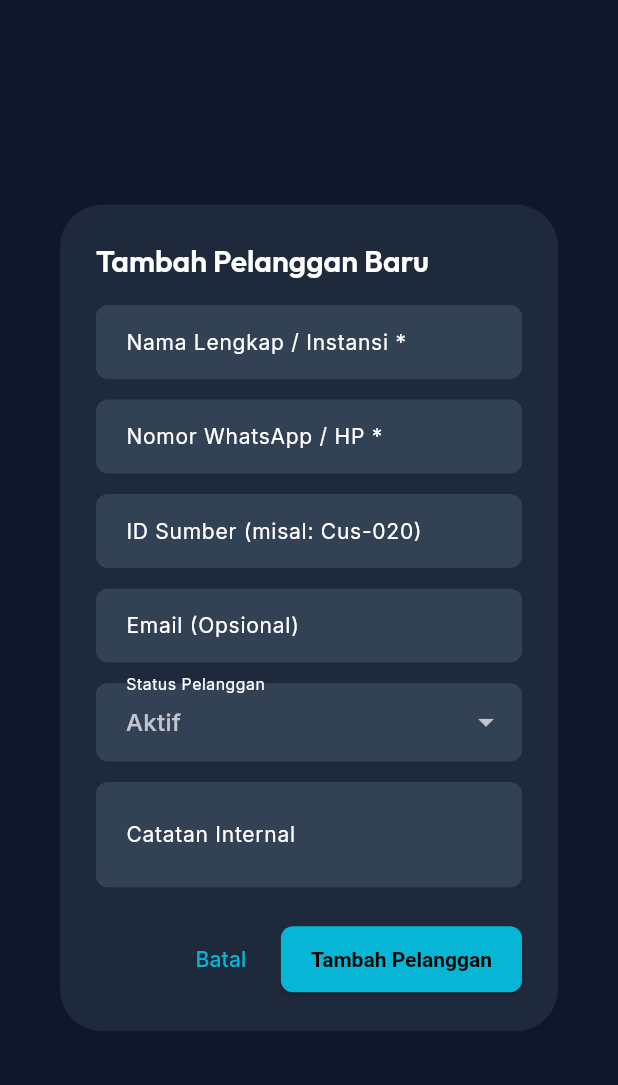
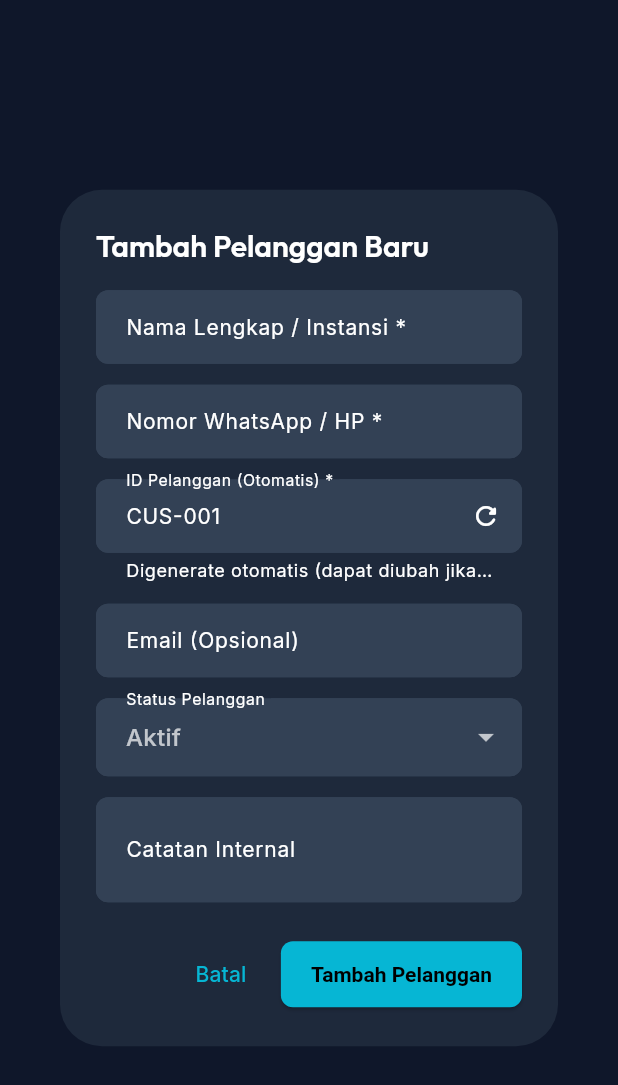
Before and after one commit to Ballon14/fuchuragent, a Flutter app: the CustomerFormDialog widget shown alone on an empty page, opened directly, on a phone screen of 412 x 824 dp. Shown: the top 1085 px of the screen. Run offline on Flutter 3.47's test engine with Material 3 defaults, Android fonts, the phone set to English and light mode, and no system bars; our stand-ins replace cloud_firestore, cloud_functions, csv, firebase_auth, firebase_core, fl_chart and 3 more; accounts and stored records are empty.

Commit message:
feat(customer): auto-generate customer ID sequence in form and repository

```diff
--- a/lib/features/customers/repositories/customer_repository.dart
+++ b/lib/features/customers/repositories/customer_repository.dart
@@ -63,9 +63,56 @@ class CustomerRepository {
     return CustomerModel.fromFirestore(doc);
   }
 
+  /// Menghasilkan ID Pelanggan berurutan otomatis (contoh: CUS-021)
+  /// berdasarkan data pelanggan yang ada di Firestore.
+  Future<String> generateNextCustomerId() async {
+    try {
+      final snap = await _customersRef.get();
+      final existingIds = snap.docs
+          .map((doc) => (doc.data() as Map<String, dynamic>?)?['sourceId'] as String? ?? '')
+          .toList();
+      return calculateNextCustomerId(existingIds);
+    } catch (e) {
+      // Fallback jika query error / offline
+      final now = DateTime.now();
+      final fallbackNum = (now.millisecondsSinceEpoch % 900) + 100;
+      return 'CUS-$fallbackNum';
+    }
+  }
+
+  /// Menghitung ID sequential berikutnya dari daftar ID pelanggan yang ada.
+  static String calculateNextCustomerId(Iterable<String> existingIds) {
+    int maxNum = 0;
+    final regExp = RegExp(r'(?:cus|customer|c)?\s*[-_]?\s*(\d+)', caseSensitive: false);
+
+    for (final raw in existingIds) {
+      final id = raw.trim();
+      if (id.isEmpty) continue;
+      final match = regExp.firstMatch(id);
+      if (match != null) {
+        final numStr = match.group(1);
+        if (numStr != null) {
+          final n = int.tryParse(numStr);
+          if (n != null && n > 0 && n < 100000 && n > maxNum) {
+            maxNum = n;
+          }
+        }
+      }
+    }
+
+    final nextNum = maxNum + 1;
+    return 'CUS-${nextNum.toString().padLeft(3, '0')}';
+  }
+
   Future<String> addCustomer(CustomerModel customer) async {
-    final docRef = _customersRef.doc(customer.id.isNotEmpty ? customer.id : null);
-    await docRef.set(customer.toMap());
+    var effectiveCustomer = customer;
+    if (effectiveCustomer.sourceId.trim().isEmpty) {
+      final autoId = await generateNextCustomerId();
+      effectiveCustomer = effectiveCustomer.copyWith(sourceId: autoId);
+    }
+
+    final docRef = _customersRef.doc(effectiveCustomer.id.isNotEmpty ? effectiveCustomer.id : null);
+    await docRef.set(effectiveCustomer.toMap());
 
     // Log Activity
     await _firestore.collection('activity_logs').add({
@@ -73,7 +120,7 @@ class CustomerRepository {
       'actorName': _auth.currentUser?.email ?? 'Admin',
       'action': 'CREATE_CUSTOMER',
       'category': 'CUSTOMERS',
-      'details': 'Menambahkan pelanggan baru: ${customer.name} (${customer.phone})',
+      'details': 'Menambahkan pelanggan baru: ${effectiveCustomer.name} (${effectiveCustomer.sourceId})',
       'targetId': docRef.id,
       'timestamp': FieldValue.serverTimestamp(),
     });
--- a/lib/features/customers/views/customer_detail_screen.dart
+++ b/lib/features/customers/views/customer_detail_screen.dart
@@ -204,7 +204,7 @@ class _CustomerDetailScreenState extends ConsumerState<CustomerDetailScreen> wit
                                       children: [
                                         Icon(Icons.badge_rounded, size: 16, color: mutedIconColor),
                                         const SizedBox(width: 6),
-                                        Text('ID Sumber: ${customer.sourceId}', style: const TextStyle(fontSize: 13)),
+                                        Text('ID Pelanggan: ${customer.sourceId}', style: const TextStyle(fontSize: 13)),
                                       ],
                                     ),
                                   if (customer.email != null && customer.email!.isNotEmpty)
--- a/lib/features/customers/views/customer_form_dialog.dart
+++ b/lib/features/customers/views/customer_form_dialog.dart
@@ -1,7 +1,9 @@
 import 'package:flutter/material.dart';
+import 'package:flutter_riverpod/flutter_riverpod.dart';
+import '../../../core/providers/app_providers.dart';
 import '../models/customer_model.dart';
 
-class CustomerFormDialog extends StatefulWidget {
+class CustomerFormDialog extends ConsumerStatefulWidget {
   final CustomerModel? customer;
 
   const CustomerFormDialog({super.key, this.customer});
@@ -14,10 +16,10 @@ class CustomerFormDialog extends StatefulWidget {
   }
 
   @override
-  State<CustomerFormDialog> createState() => _CustomerFormDialogState();
+  ConsumerState<CustomerFormDialog> createState() => _CustomerFormDialogState();
 }
 
-class _CustomerFormDialogState extends State<CustomerFormDialog> {
+class _CustomerFormDialogState extends ConsumerState<CustomerFormDialog> {
   final _formKey = GlobalKey<FormState>();
   late TextEditingController _sourceIdCtrl;
   late TextEditingController _nameCtrl;
@@ -25,6 +27,7 @@ class _CustomerFormDialogState extends State<CustomerFormDialog> {
   late TextEditingController _emailCtrl;
   late TextEditingController _notesCtrl;
   late String _status;
+  bool _isGeneratingId = false;
 
   @override
   void initState() {
@@ -36,6 +39,31 @@ class _CustomerFormDialogState extends State<CustomerFormDialog> {
     _emailCtrl = TextEditingController(text: c?.email ?? '');
     _notesCtrl = TextEditingController(text: c?.notes ?? '');
     _status = c?.status ?? 'active';
+
+    // Auto-generate customer ID if creating new customer or if ID is empty
+    if (widget.customer == null || (c != null && c.sourceId.trim().isEmpty)) {
+      WidgetsBinding.instance.addPostFrameCallback((_) {
+        _autoGenerateId();
+      });
+    }
+  }
+
+  Future<void> _autoGenerateId() async {
+    if (!mounted) return;
+    setState(() => _isGeneratingId = true);
+    try {
+      final nextId = await ref.read(customerRepositoryProvider).generateNextCustomerId();
+      if (mounted) {
+        setState(() {
+          _sourceIdCtrl.text = nextId;
+          _isGeneratingId = false;
+        });
+      }
+    } catch (e) {
+      if (mounted) {
+        setState(() => _isGeneratingId = false);
+      }
+    }
   }
 
   @override
@@ -66,6 +94,32 @@ class _CustomerFormDialogState extends State<CustomerFormDialog> {
     Navigator.of(context).pop(result);
   }
 
+  Widget _buildCustomerIdField() {
+    return TextFormField(
+      controller: _sourceIdCtrl,
+      decoration: InputDecoration(
+        labelText: 'ID Pelanggan (Otomatis) *',
+        hintText: 'Contoh: CUS-021',
+        helperText: 'Digenerate otomatis (dapat diubah jika perlu)',
+        suffixIcon: _isGeneratingId
+            ? const Padding(
+                padding: EdgeInsets.all(12),
+                child: SizedBox(
+                  width: 18,
+                  height: 18,
+                  child: CircularProgressIndicator(strokeWidth: 2),
+                ),
+              )
+            : IconButton(
+                icon: const Icon(Icons.refresh_rounded, size: 20),
+                tooltip: 'Generate Ulang ID',
+                onPressed: _autoGenerateId,
+              ),
+      ),
+      validator: (v) => (v == null || v.trim().isEmpty) ? 'ID Pelanggan wajib diisi' : null,
+    );
+  }
+
   @override
   Widget build(BuildContext context) {
     final isEdit = widget.customer != null;
@@ -74,7 +128,7 @@ class _CustomerFormDialogState extends State<CustomerFormDialog> {
     return AlertDialog(
       title: Text(isEdit ? 'Edit Pelanggan' : 'Tambah Pelanggan Baru'),
       content: SizedBox(
-        width: isMobile ? double.maxFinite : 480,
+        width: isMobile ? double.maxFinite : 520,
         child: SingleChildScrollView(
           child: Form(
             key: _formKey,
@@ -95,12 +149,10 @@ class _CustomerFormDialogState extends State<CustomerFormDialog> {
                     validator: (v) => (v == null || v.trim().isEmpty) ? 'Nomor telepon wajib diisi' : null,
                   ),
                   const SizedBox(height: 14),
-                  TextFormField(
-                    controller: _sourceIdCtrl,
-                    decoration: const InputDecoration(labelText: 'ID Sumber (misal: Cus-020)'),
-                  ),
+                  _buildCustomerIdField(),
                 ] else ...[
                   Row(
+                    crossAxisAlignment: CrossAxisAlignment.start,
                     children: [
                       Expanded(
                         child: TextFormField(
@@ -111,10 +163,7 @@ class _CustomerFormDialogState extends State<CustomerFormDialog> {
                       ),
                       const SizedBox(width: 12),
                       Expanded(
-                        child: TextFormField(
-                          controller: _sourceIdCtrl,
-                          decoration: const InputDecoration(labelText: 'ID Sumber (misal: Cus-020)'),
-                        ),
+                        child: _buildCustomerIdField(),
                       ),
                     ],
                   ),
--- a/lib/features/customers/views/customer_list_screen.dart
+++ b/lib/features/customers/views/customer_list_screen.dart
@@ -267,7 +267,7 @@ class _CustomerListScreenState extends ConsumerState<CustomerListScreen> {
           scrollDirection: Axis.horizontal,
           child: DataTable(
             columns: const [
-              DataColumn(label: Text('ID Sumber')),
+              DataColumn(label: Text('ID Pelanggan')),
               DataColumn(label: Text('Nama Pelanggan')),
               DataColumn(label: Text('Nomor HP / WA')),
               DataColumn(label: Text('Email')),
--- a/lib/features/services/views/service_form_dialog.dart
+++ b/lib/features/services/views/service_form_dialog.dart
@@ -197,8 +197,8 @@ class _ServiceFormDialogState extends ConsumerState<ServiceFormDialog> {
                                 onPressed: () async {
                                   final newCust = await CustomerFormDialog.show(context);
                                   if (newCust != null) {
-                                    await ref.read(customerRepositoryProvider).addCustomer(newCust);
-                                    setState(() => _selectedCustomerId = newCust.id);
+                                    final createdId = await ref.read(customerRepositoryProvider).addCustomer(newCust);
+                                    setState(() => _selectedCustomerId = createdId);
                                   }
                                 },
                                 child: Text('Tambah', style: TextStyle(color: primaryColor, fontSize: 12)),
```
Also changed, not shown: 1 other file.
